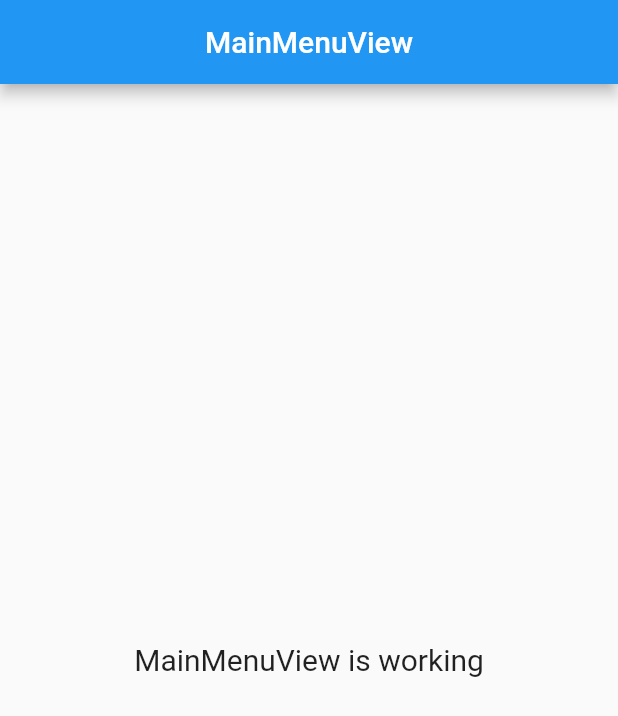
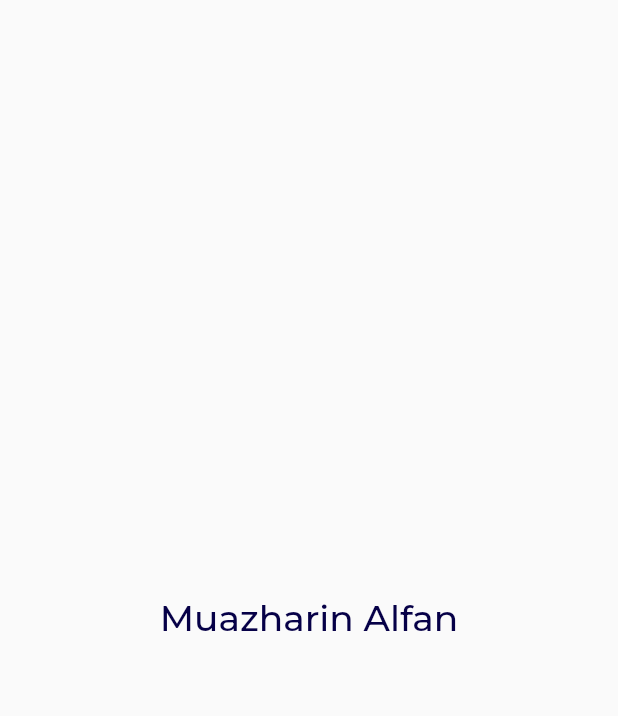
Before and after one commit to muazharin/ow_mobile, a Flutter app: the screen it shows after launch, on a phone screen of 412 x 824 dp. Shown: the top 716 px of the screen. Run offline on Flutter 3.47's test engine with Material 2 defaults, Android fonts, the light colour scheme and no system bars; our stand-ins replace get, google_fonts, shimmer.

Commit message:
update color and create typography

```diff
--- a/lib/app/data/colors.dart
+++ b/lib/app/data/colors.dart
@@ -1,4 +1,8 @@
 import 'package:flutter/material.dart';
 
 Color white = Colors.white;
+Color dark = const Color(0xff060047);
+// primary
 Color primary = const Color(0xffe90064);
+Color primaryLight = const Color(0xffFF5F9E);
+Color primaryDark = const Color(0xffB3005E);
--- /dev/null
+++ b/lib/app/data/typography.dart
@@ -0,0 +1,13 @@
+import 'package:flutter/material.dart';
+import 'package:google_fonts/google_fonts.dart';
+import 'package:our_wallet/app/data/colors.dart';
+
+TextStyle textBold = GoogleFonts.montserrat(
+  fontWeight: FontWeight.w700,
+  color: dark,
+);
+
+TextStyle textRegular = GoogleFonts.montserrat(
+  fontWeight: FontWeight.w500,
+  color: dark,
+);
--- a/lib/app/modules/main_menu/views/main_menu_view.dart
+++ b/lib/app/modules/main_menu/views/main_menu_view.dart
@@ -1,6 +1,7 @@
 import 'package:flutter/material.dart';
 
 import 'package:get/get.dart';
+import 'package:our_wallet/app/data/typography.dart';
 
 import '../controllers/main_menu_controller.dart';
 
@@ -9,14 +10,15 @@ class MainMenuView extends GetView<MainMenuController> {
   @override
   Widget build(BuildContext context) {
     return Scaffold(
-      appBar: AppBar(
-        title: const Text('MainMenuView'),
-        centerTitle: true,
-      ),
-      body: const Center(
-        child: Text(
-          'MainMenuView is working',
-          style: TextStyle(fontSize: 20),
+      body: Center(
+        child: Column(
+          mainAxisAlignment: MainAxisAlignment.center,
+          children: [
+            Text(
+              'Muazharin Alfan',
+              style: textRegular.copyWith(fontSize: 24),
+            ),
+          ],
         ),
       ),
     );
--- a/pubspec.yaml
+++ b/pubspec.yaml
@@ -9,6 +9,7 @@ dependencies:
   cupertino_icons: ^1.0.2
   get: 4.6.5
   shimmer: 3.0.0
+  google_fonts: 4.0.4
   flutter:
     sdk: flutter
 
```
Also changed, not shown: pubspec.lock, 7 other files.
